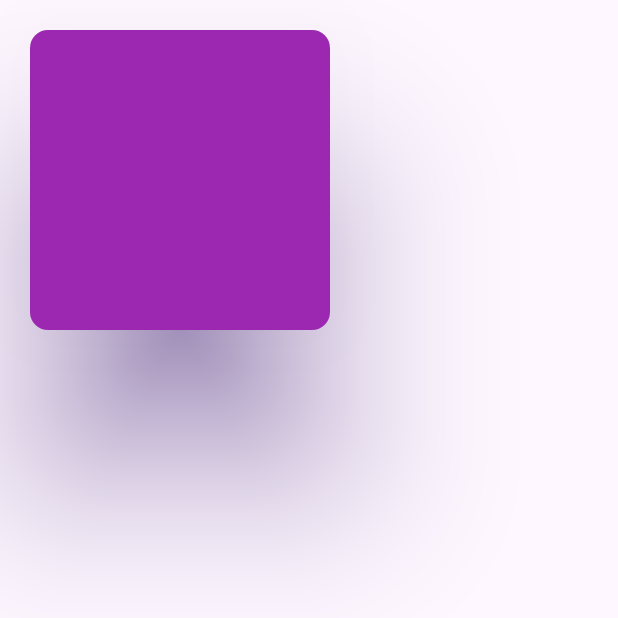
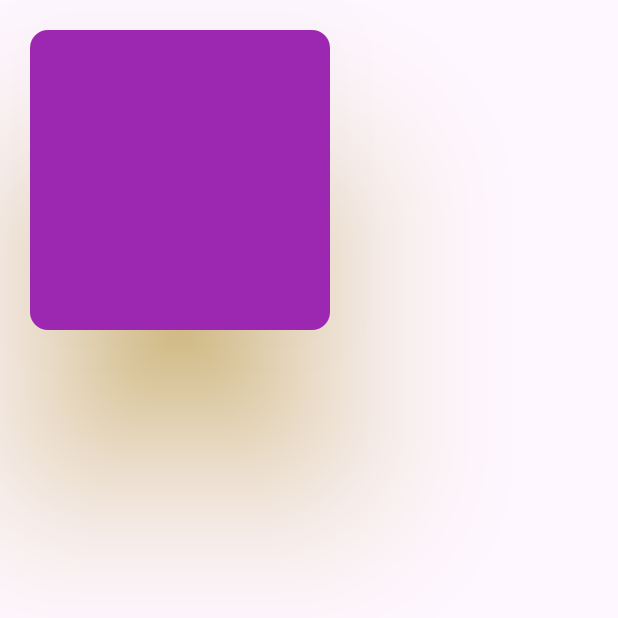
Before and after one commit to Nikunj-Trueline/flutter_fundamentls, a Flutter app: the CardWidget screen opened directly, on a phone screen of 412 x 824 dp, the top half of it. Run offline on Flutter 3.47's test engine with Material 3 defaults, Android fonts, the phone set to English and light mode, and no system bars.

```diff
--- a/lib/widgets/card_widget.dart
+++ b/lib/widgets/card_widget.dart
@@ -8,7 +8,7 @@ class CardWidget extends StatelessWidget {
     return Scaffold(
       body: Card(
         color: Colors.purple,
-        shadowColor: Colors.deepPurple,
+        shadowColor: Colors.amber,
         elevation: 50,
         margin: EdgeInsets.all(20),
         child: Container(
```
